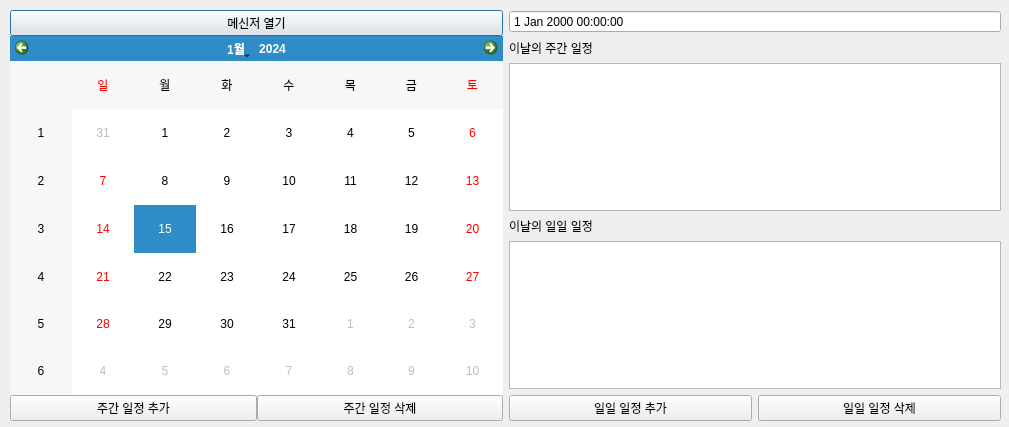
Qt form QT/Client/timetable.ui (paxcho1/OOP-Project) before a commit.
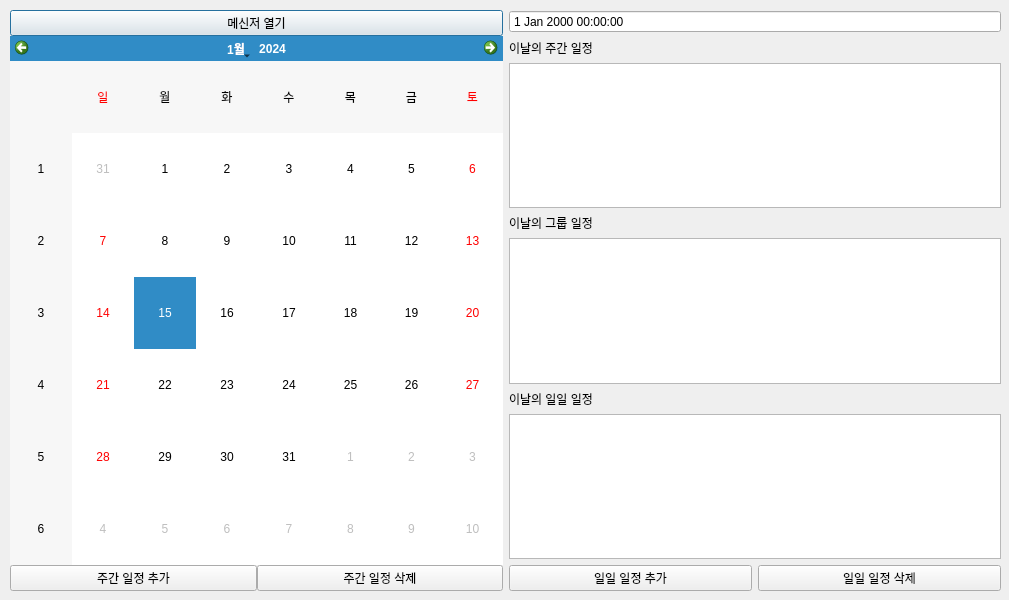
The same form after that commit.

The edit to the form file:
```diff
--- a/QT/Client/timetable.ui
+++ b/QT/Client/timetable.ui
@@ -7,7 +7,7 @@
     <x>0</x>
     <y>0</y>
     <width>1009</width>
-    <height>427</height>
+    <height>600</height>
    </rect>
   </property>
   <property name="windowTitle">
@@ -19,7 +19,7 @@
      <x>10</x>
      <y>10</y>
      <width>991</width>
-     <height>411</height>
+     <height>581</height>
     </rect>
    </property>
    <layout class="QHBoxLayout" name="horizontalLayout">
@@ -109,6 +109,16 @@
         </property>
        </widget>
       </item>
+      <item>
+       <widget class="QLabel" name="label_3">
+        <property name="text">
+         <string>이날의 그룹 일정</string>
+        </property>
+       </widget>
+      </item>
+      <item>
+       <widget class="QListWidget" name="GroupSchedule_list"/>
+      </item>
       <item>
        <widget class="QLabel" name="label_2">
         <property name="text">
```
